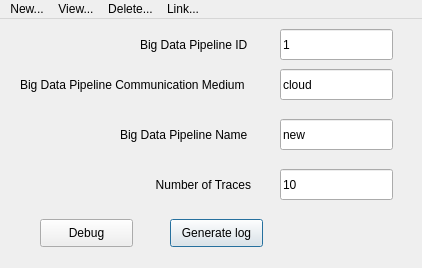
Before: the Qt Designer form ui/main_window.ui in d-benvenuti/xes-refmodel-pipeline-generator, drawn with Qt 5.
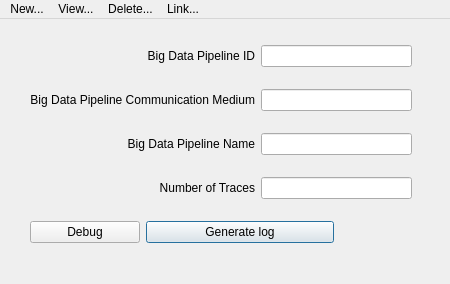
After: the same form once the commit is applied.

Commit message: Started improving UI with layouts and fixed a bug happening while closing the dialog window to delete or link objects.

Patch:
```diff
--- a/ui/main_window.ui
+++ b/ui/main_window.ui
@@ -9,81 +9,73 @@
    <rect>
     <x>0</x>
     <y>0</y>
-    <width>422</width>
-    <height>268</height>
+    <width>450</width>
+    <height>284</height>
    </rect>
   </property>
   <property name="windowTitle">
    <string>BDPLRefModel Log Generator</string>
   </property>
   <widget class="QWidget" name="centralwidget">
+   <widget class="QWidget" name="">
+    <property name="geometry">
+     <rect>
+      <x>30</x>
+      <y>10</y>
+      <width>382</width>
+      <height>231</height>
+     </rect>
+    </property>
+    <layout class="QGridLayout" name="gridLayout">
+     <property name="sizeConstraint">
+      <enum>QLayout::SetNoConstraint</enum>
+     </property>
+     <item row="2" column="0" colspan="2">
+      <widget class="QLabel" name="label_pipelinename">
+       <property name="text">
+        <string>Big Data Pipeline Name</string>
+       </property>
+       <property name="alignment">
+        <set>Qt::AlignRight|Qt::AlignTrailing|Qt::AlignVCenter</set>
+       </property>
+      </widget>
+     </item>
+     <item row="0" column="0" colspan="2">
    <widget class="QLabel" name="label_pipelineid">
-    <property name="geometry">
-     <rect>
-      <x>140</x>
-      <y>10</y>
-      <width>121</width>
-      <height>31</height>
-     </rect>
-    </property>
     <property name="text">
      <string>Big Data Pipeline ID</string>
     </property>
-   </widget>
+       <property name="alignment">
+        <set>Qt::AlignRight|Qt::AlignTrailing|Qt::AlignVCenter</set>
+       </property>
+      </widget>
+     </item>
+     <item row="0" column="2" colspan="2">
+      <widget class="QLineEdit" name="lineEdit_id">
+       <property name="text">
+        <string/>
+       </property>
+      </widget>
+     </item>
+     <item row="1" column="0" colspan="2">
    <widget class="QLabel" name="label_pipelinemedium">
-    <property name="geometry">
-     <rect>
-      <x>20</x>
-      <y>50</y>
-      <width>261</width>
-      <height>31</height>
-     </rect>
-    </property>
     <property name="text">
      <string>Big Data Pipeline Communication Medium</string>
     </property>
-   </widget>
-   <widget class="QLabel" name="label_pipelinename">
-    <property name="geometry">
-     <rect>
-      <x>120</x>
-      <y>100</y>
-      <width>151</width>
-      <height>31</height>
-     </rect>
-    </property>
-    <property name="text">
-     <string>Big Data Pipeline Name</string>
-    </property>
-   </widget>
-   <widget class="QPushButton" name="generateButton">
-    <property name="geometry">
-     <rect>
-      <x>170</x>
-      <y>200</y>
-      <width>93</width>
-      <height>28</height>
-     </rect>
-    </property>
+       <property name="alignment">
+        <set>Qt::AlignRight|Qt::AlignTrailing|Qt::AlignVCenter</set>
+       </property>
+      </widget>
+     </item>
+     <item row="2" column="2" colspan="2">
+      <widget class="QLineEdit" name="lineEdit_name">
     <property name="text">
-     <string>Generate log</string>
-    </property>
-    <property name="autoDefault">
-     <bool>true</bool>
-    </property>
-    <property name="default">
-     <bool>true</bool>
-    </property>
-   </widget>
+        <string/>
+       </property>
+      </widget>
+     </item>
+     <item row="3" column="0" colspan="2">
    <widget class="QLabel" name="label_numberoftraces">
-    <property name="geometry">
-     <rect>
-      <x>100</x>
-      <y>150</y>
-      <width>151</width>
-      <height>31</height>
-     </rect>
-    </property>
     <property name="text">
      <string>Number of Traces</string>
     </property>
@@ -91,78 +83,50 @@
      <set>Qt::AlignRight|Qt::AlignTrailing|Qt::AlignVCenter</set>
     </property>
    </widget>
-   <widget class="QLineEdit" name="lineEdit_id">
-    <property name="geometry">
-     <rect>
-      <x>280</x>
-      <y>10</y>
-      <width>113</width>
-      <height>31</height>
-     </rect>
-    </property>
-    <property name="text">
-     <string>1</string>
-    </property>
-   </widget>
-   <widget class="QLineEdit" name="lineEdit_medium">
-    <property name="geometry">
-     <rect>
-      <x>280</x>
-      <y>50</y>
-      <width>113</width>
-      <height>31</height>
-     </rect>
-    </property>
-    <property name="text">
-     <string>cloud</string>
-    </property>
-   </widget>
-   <widget class="QLineEdit" name="lineEdit_name">
-    <property name="geometry">
-     <rect>
-      <x>280</x>
-      <y>100</y>
-      <width>113</width>
-      <height>31</height>
-     </rect>
-    </property>
-    <property name="text">
-     <string>new</string>
-    </property>
-   </widget>
+     </item>
+     <item row="3" column="2" colspan="2">
    <widget class="QLineEdit" name="lineEdit_traces">
-    <property name="geometry">
-     <rect>
-      <x>280</x>
-      <y>150</y>
-      <width>113</width>
-      <height>31</height>
-     </rect>
-    </property>
     <property name="text">
-     <string>10</string>
-    </property>
-   </widget>
+        <string/>
+       </property>
+      </widget>
+     </item>
+     <item row="4" column="0">
    <widget class="QPushButton" name="debugButton">
-    <property name="geometry">
-     <rect>
-      <x>40</x>
-      <y>200</y>
-      <width>93</width>
-      <height>28</height>
-     </rect>
-    </property>
     <property name="text">
      <string>Debug</string>
     </property>
    </widget>
+     </item>
+     <item row="4" column="1" colspan="2">
+      <widget class="QPushButton" name="generateButton">
+       <property name="text">
+        <string>Generate log</string>
+       </property>
+       <property name="autoDefault">
+        <bool>true</bool>
+       </property>
+       <property name="default">
+        <bool>true</bool>
+       </property>
+      </widget>
+     </item>
+     <item row="1" column="2" colspan="2">
+      <widget class="QLineEdit" name="lineEdit_medium">
+       <property name="text">
+        <string/>
+       </property>
+      </widget>
+     </item>
+    </layout>
+   </widget>
   </widget>
   <widget class="QMenuBar" name="menubar">
    <property name="geometry">
     <rect>
      <x>0</x>
      <y>0</y>
-     <width>422</width>
+     <width>450</width>
      <height>26</height>
     </rect>
    </property>
```
Left out of the diff: 2 changed lines with no effect on the pictures. Lines whose indentation alone changed are shown as unchanged. The commit also changes 18 other files.
